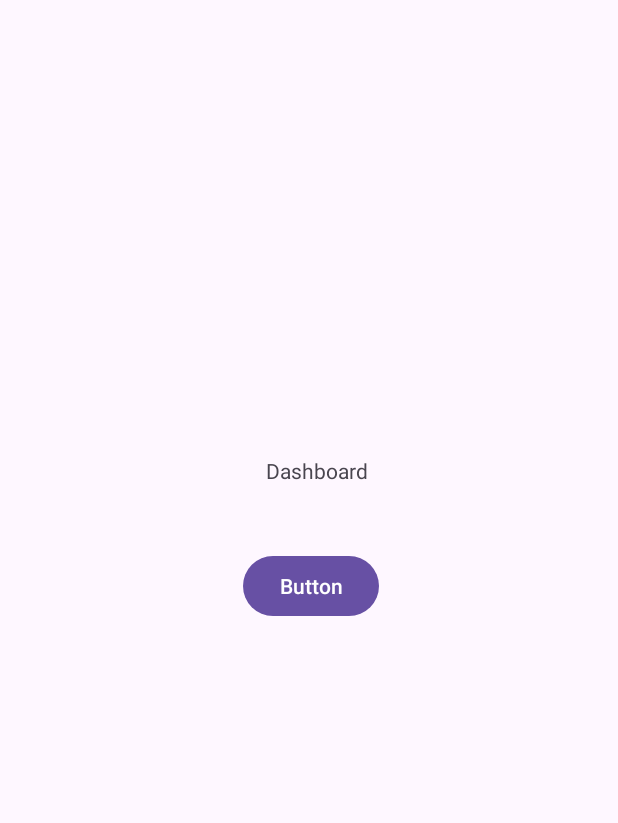
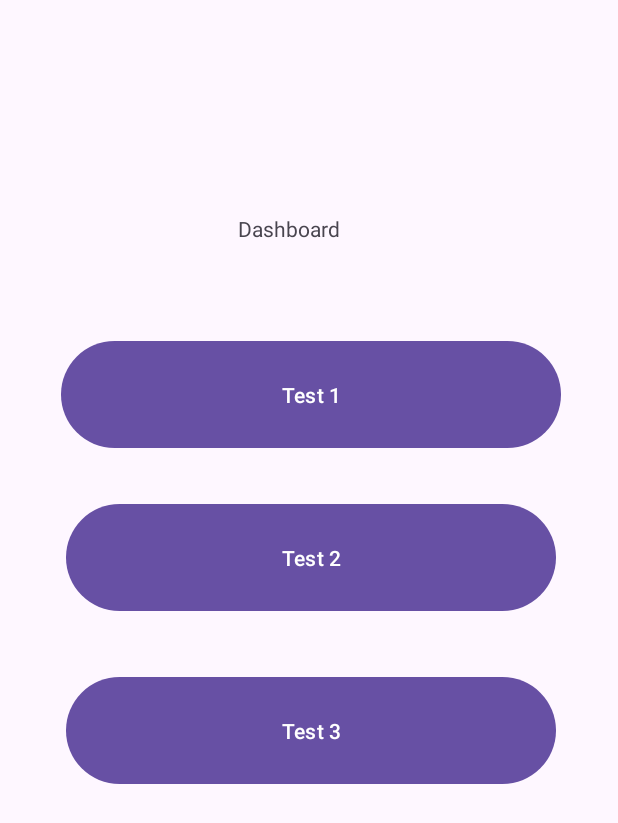
Before and after one commit to Hasitha-Su/Nihon-Ninja, an Android app: the DashboardFragment screen opened through its navigation route, on a phone screen of 412 x 824 dp. Shown: the top 823 px of the screen. Run offline under Robolectric (Android 15) with nearby library versions, the phone set to English and light mode, and no system bars.

Commit message:
Update DashboardFragment with navigation and UI elements
- Configure navigation actions from Dashboard to translation quiz fragments.
- Design the DashboardFragment layout using ConstraintLayout.
- Add buttons for accessing different translation quizzes.
- Refactor and clean up unused code and comments.

```diff
--- a/app/src/main/java/com/hasitha/nihonNinja/DashboardFragment.kt
+++ b/app/src/main/java/com/hasitha/nihonNinja/DashboardFragment.kt
@@ -10,8 +10,8 @@ import androidx.navigation.fragment.findNavController
 
 // TODO: Rename parameter arguments, choose names that match
 // the fragment initialization parameters, e.g. ARG_ITEM_NUMBER
-private const val ARG_PARAM1 = "param1"
-private const val ARG_PARAM2 = "param2"
+//private const val ARG_PARAM1 = "param1"
+//private const val ARG_PARAM2 = "param2"
 
 /**
  * A simple [Fragment] subclass.
@@ -20,15 +20,15 @@ private const val ARG_PARAM2 = "param2"
  */
 class DashboardFragment : Fragment() {
     // TODO: Rename and change types of parameters
-    private var param1: String? = null
-    private var param2: String? = null
+//    private var param1: String? = null
+//    private var param2: String? = null
 
     override fun onCreate(savedInstanceState: Bundle?) {
         super.onCreate(savedInstanceState)
-        arguments?.let {
-            param1 = it.getString(ARG_PARAM1)
-            param2 = it.getString(ARG_PARAM2)
-        }
+//        arguments?.let {
+//            param1 = it.getString(ARG_PARAM1)
+//            param2 = it.getString(ARG_PARAM2)
+//        }
     }
 
     override fun onCreateView(
@@ -40,33 +40,40 @@ class DashboardFragment : Fragment() {
     }
 
 
-
     override fun onViewCreated(view: View, savedInstanceState: Bundle?) {
         super.onViewCreated(view, savedInstanceState)
 
         view.findViewById<Button>(R.id.button14).setOnClickListener {
             findNavController().navigate(R.id.action_dashboardFragment_to_sinhalaToJapTranslationQuizFragment)
         }
+
+        view.findViewById<Button>(R.id.button3).setOnClickListener {
+            findNavController().navigate(R.id.action_dashboardFragment_to_sinhalaToJapTranslationQuizFragment2)
+        }
+
+        view.findViewById<Button>(R.id.button4).setOnClickListener {
+            findNavController().navigate(R.id.action_dashboardFragment_to_sinhalaToJapTranslationQuizFragment3)
+        }
     }
 
 
-    companion object {
-        /**
-         * Use this factory method to create a new instance of
-         * this fragment using the provided parameters.
-         *
-         * @param param1 Parameter 1.
-         * @param param2 Parameter 2.
-         * @return A new instance of fragment DashboardFragment.
-         */
-        // TODO: Rename and change types and number of parameters
-        @JvmStatic
-        fun newInstance(param1: String, param2: String) =
-            DashboardFragment().apply {
-                arguments = Bundle().apply {
-                    putString(ARG_PARAM1, param1)
-                    putString(ARG_PARAM2, param2)
-                }
-            }
-    }
+//    companion object {
+//        /**
+//         * Use this factory method to create a new instance of
+//         * this fragment using the provided parameters.
+//         *
+//         * @param param1 Parameter 1.
+//         * @param param2 Parameter 2.
+//         * @return A new instance of fragment DashboardFragment.
+//         */
+//        // TODO: Rename and change types and number of parameters
+//        @JvmStatic
+//        fun newInstance(param1: String, param2: String) =
+//            DashboardFragment().apply {
+//                arguments = Bundle().apply {
+//                    putString(ARG_PARAM1, param1)
+//                    putString(ARG_PARAM2, param2)
+//                }
+//            }
+//    }
 }
--- a/app/src/main/res/layout/fragment_dashboard.xml
+++ b/app/src/main/res/layout/fragment_dashboard.xml
@@ -11,22 +11,55 @@
 
     <Button
         android:id="@+id/button14"
-        android:layout_width="wrap_content"
-        android:layout_height="wrap_content"
-        android:layout_marginTop="272dp"
-        android:text="Button"
+        android:layout_width="0dp"
+        android:layout_height="0dp"
+        android:layout_marginStart="38dp"
+        android:layout_marginEnd="38dp"
+        android:layout_marginBottom="29dp"
+        android:text="Test 1"
+        app:layout_constraintBottom_toTopOf="@+id/button3"
+        app:layout_constraintEnd_toEndOf="parent"
+        app:layout_constraintHorizontal_bias="0.0"
+        app:layout_constraintStart_toStartOf="parent"
+        app:layout_constraintTop_toBottomOf="@+id/textView6" />
+
+    <Button
+        android:id="@+id/button3"
+        android:layout_width="0dp"
+        android:layout_height="0dp"
+        android:layout_marginStart="41dp"
+        android:layout_marginEnd="41dp"
+        android:layout_marginBottom="36dp"
+        android:text="Test 2"
+        app:layout_constraintBottom_toTopOf="@+id/button4"
         app:layout_constraintEnd_toEndOf="parent"
         app:layout_constraintStart_toStartOf="parent"
-        app:layout_constraintTop_toTopOf="parent" />
+        app:layout_constraintTop_toBottomOf="@+id/button14" />
+
+    <Button
+        android:id="@+id/button4"
+        android:layout_width="0dp"
+        android:layout_height="0dp"
+        android:layout_marginStart="41dp"
+        android:layout_marginEnd="41dp"
+        android:layout_marginBottom="297dp"
+        android:text="Test 3"
+        app:layout_constraintBottom_toBottomOf="parent"
+        app:layout_constraintEnd_toEndOf="parent"
+        app:layout_constraintHorizontal_bias="0.0"
+        app:layout_constraintStart_toStartOf="parent"
+        app:layout_constraintTop_toBottomOf="@+id/button3" />
 
     <TextView
         android:id="@+id/textView6"
         android:layout_width="wrap_content"
         android:layout_height="wrap_content"
-        android:layout_marginEnd="7dp"
-        android:layout_marginBottom="43dp"
+        android:layout_marginStart="156dp"
+        android:layout_marginTop="48dp"
+        android:layout_marginBottom="61dp"
         android:text="Dashboard"
         app:layout_constraintBottom_toTopOf="@+id/button14"
-        app:layout_constraintEnd_toEndOf="@+id/button14" />
+        app:layout_constraintStart_toStartOf="parent"
+        app:layout_constraintTop_toTopOf="parent" />
 
 </androidx.constraintlayout.widget.ConstraintLayout>
```
